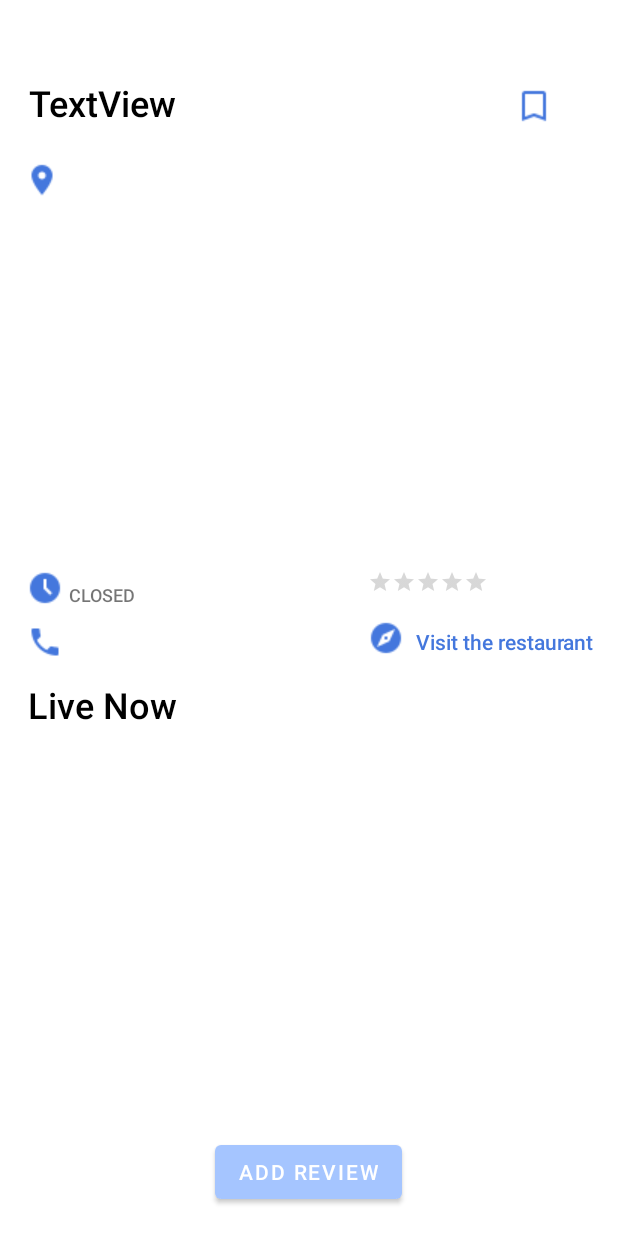
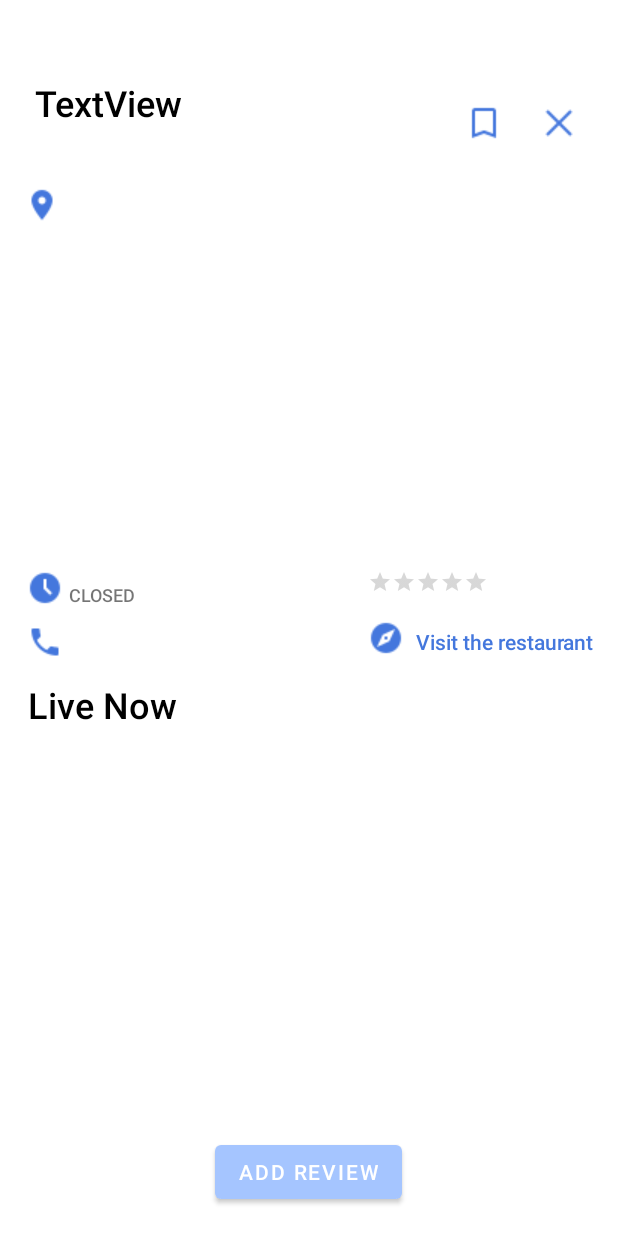
Before and after one commit to carrieluuu/Spork, an Android app: the RestaurantActivity screen opened directly, with no data from a screen before it, on a phone screen of 412 x 824 dp. Run offline under Robolectric (Android 15) with nearby library versions, the phone set to English and light mode, and no system bars; libraries missing offline, so code that uses them is left out: com.parse, com.parse.livequery, org.parceler; pictures from the network do not load; 15 statements that could not run were skipped.

Commit message:
add close button to detailed restaurant pages

```diff
--- a/app/src/main/java/com/example/spork/restaurant/RestaurantActivity.java
+++ b/app/src/main/java/com/example/spork/restaurant/RestaurantActivity.java
@@ -61,7 +61,7 @@ public class RestaurantActivity extends AppCompatActivity {
     private RecyclerView rvReviews;
     private Button btnAddReview;
     private ImageButton btnBookmark;
-    private List<String> savedRestaurants;
+    private ImageButton btnClose;
 
     @Override
     protected void onCreate(Bundle savedInstanceState) {
@@ -76,6 +76,7 @@ public class RestaurantActivity extends AppCompatActivity {
         tvWebsite = findViewById(R.id.tvWebsite);
         tvPhoneNumber = findViewById(R.id.tvPhoneNumber);
         btnBookmark = findViewById(R.id.btnBookmark);
+        btnClose = findViewById(R.id.btnClose);
 
         restaurant = Parcels.unwrap(getIntent().getParcelableExtra("restaurant"));
 
@@ -121,6 +122,14 @@ public class RestaurantActivity extends AppCompatActivity {
             }
         });
 
+        btnClose.setOnClickListener(new View.OnClickListener() {
+            @Override
+            public void onClick(View v) {
+                finish();
+            }
+        });
+
+        // Live User Reviews
         rvReviews = findViewById(R.id.rvReviews);
         btnAddReview = findViewById(R.id.btnAddReview);
 
--- a/app/src/main/res/layout/activity_restaurant.xml
+++ b/app/src/main/res/layout/activity_restaurant.xml
@@ -23,7 +23,7 @@
 
     <TextView
         android:id="@+id/tvRestaurantName"
-        android:layout_width="300dp"
+        android:layout_width="275dp"
         android:layout_height="wrap_content"
         android:layout_marginTop="52dp"
         android:text="TextView"
@@ -45,7 +45,7 @@
         app:layout_constraintBottom_toTopOf="@+id/ivRestaurant"
         app:layout_constraintStart_toStartOf="parent"
         app:layout_constraintTop_toBottomOf="@+id/tvRestaurantName"
-        app:layout_constraintVertical_bias="0.425" />
+        app:layout_constraintVertical_bias="0.718" />
 
     <TextView
         android:id="@+id/tvAddress"
@@ -56,7 +56,7 @@
         app:layout_constraintHorizontal_bias="0.0"
         app:layout_constraintStart_toEndOf="@+id/ivAddress"
         app:layout_constraintTop_toBottomOf="@+id/tvRestaurantName"
-        app:layout_constraintVertical_bias="0.488"
+        app:layout_constraintVertical_bias="0.756"
         tools:text="1195 Merrill St, Menlo Park, CA 94025" />
 
     <ImageView
@@ -182,10 +182,23 @@
         android:backgroundTint="@color/white"
         app:layout_constraintBottom_toTopOf="@+id/tvAddress"
         app:layout_constraintEnd_toEndOf="@+id/tvAddress"
-        app:layout_constraintHorizontal_bias="0.565"
+        app:layout_constraintHorizontal_bias="0.0"
         app:layout_constraintStart_toEndOf="@+id/tvRestaurantName"
         app:layout_constraintTop_toTopOf="parent"
         app:layout_constraintVertical_bias="0.694"
         app:srcCompat="@drawable/ic_bookmark_outline" />
 
+    <ImageButton
+        android:id="@+id/btnClose"
+        android:layout_width="wrap_content"
+        android:layout_height="wrap_content"
+        android:backgroundTint="@color/white"
+        app:layout_constraintBottom_toTopOf="@+id/tvAddress"
+        app:layout_constraintEnd_toEndOf="parent"
+        app:layout_constraintHorizontal_bias="0.117"
+        app:layout_constraintStart_toEndOf="@+id/btnBookmark"
+        app:layout_constraintTop_toTopOf="parent"
+        app:layout_constraintVertical_bias="0.695"
+        app:srcCompat="@drawable/ic_close" />
+
 </androidx.constraintlayout.widget.ConstraintLayout>
```
Also changed, not shown: app/src/main/res/drawable/ic_close.png (added).
